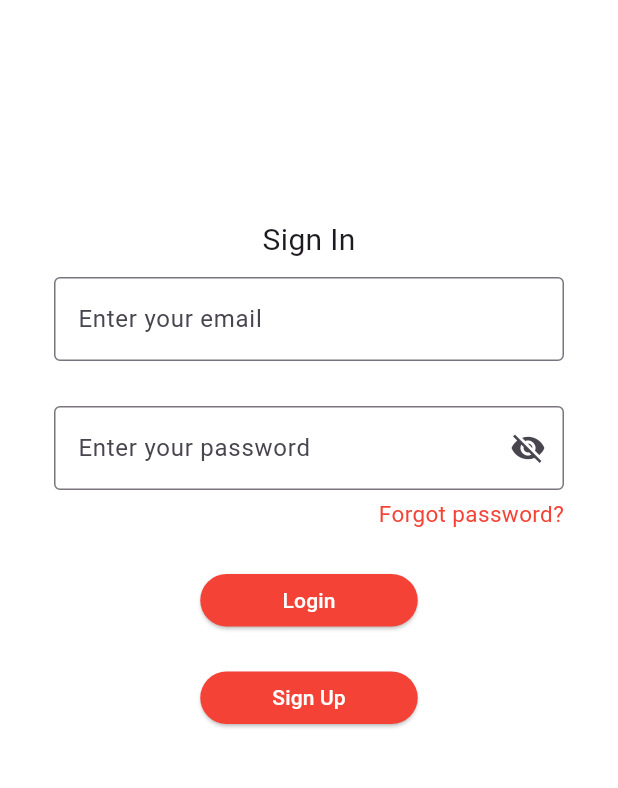
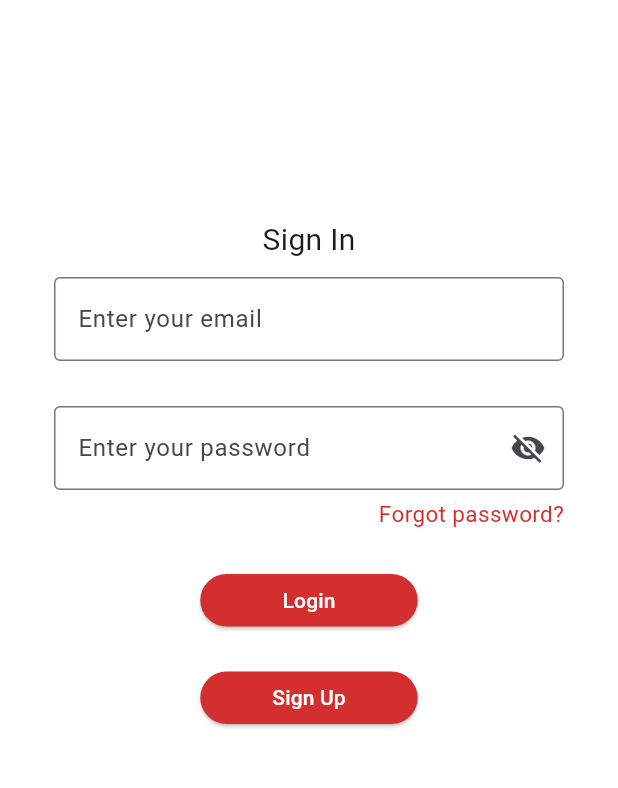
Before and after one commit to aysunay/stackedproject, a Flutter app: the screen it shows after launch, on a phone screen of 412 x 824 dp, the part 293-1081 px from its top. Run offline on Flutter 3.47's test engine with Material 3 defaults, Android fonts, the light colour scheme and no system bars; our stand-ins replace dio, freezed_annotation, retrofit, rxdart, stacked, stacked_services and 1 more; missing offline and left inert: signalr_netcore; accounts and stored records are empty; generated files the repository leaves out were written again; Roboto replaces fonts that are missing (OpenSans).

Commit message:
API interceptor, refresh, back button behaviors, and color styles have been updated.

```diff
--- a/lib/services/auth_service.dart
+++ b/lib/services/auth_service.dart
@@ -6,7 +6,9 @@ import 'package:stackedproject/model/user_model.dart';
 class AuthService {
   String? _token;
 
-  String? get token => _token;
+  Future<String?> getToken() async {
+    return _token;
+  }
 
   UserModel? _currentUser;
 
@@ -42,10 +44,8 @@ class AuthService {
           email: data['email'] ?? '',
           name: data['firstName'] ?? '',
         );
-
         return true;
       }
-
       return false;
     } catch (e) {
       log("Login error: $e");
--- a/lib/ui/views/card_list/card_list_view.dart
+++ b/lib/ui/views/card_list/card_list_view.dart
@@ -100,7 +100,7 @@ class CardListView extends SharedView<CardListViewModel> {
                       ),
                     ],
                   ),
-                  backgroundColor: Colors.white,
+                  backgroundColor: white,
                   subtitleWidget: null,
                   descriptionWidget: Text(
                     card.description ?? '-',
--- a/lib/ui/views/card_list/card_list_viewmodel.dart
+++ b/lib/ui/views/card_list/card_list_viewmodel.dart
@@ -21,7 +21,7 @@ class CardListViewModel extends StreamViewModel<List<OnTimeCardModel>> {
   Stream<List<OnTimeCardModel>> get stream => _cardService.cardStream;
 
   Future<void> refreshCards() async {
-    await _signalRService.invoke("RequestCards");
+    notifySourceChanged();
   }
 
   Future<void> _initSignalR() async {
--- a/lib/ui/views/login/login_view.dart
+++ b/lib/ui/views/login/login_view.dart
@@ -1,6 +1,9 @@
 import 'package:flutter/material.dart';
 import 'package:stacked/stacked.dart';
+import 'package:stackedproject/ui/common/app_colors.dart';
 import 'package:stackedproject/ui/views/login/login_viewmodel.dart';
+
+import '../../common/ui_helpers.dart';
 
 class LoginView extends StackedView<LoginViewModel> {
   const LoginView({super.key});
@@ -8,7 +11,7 @@ class LoginView extends StackedView<LoginViewModel> {
   @override
   Widget builder(BuildContext context, LoginViewModel viewModel, Widget? child) {
     return Scaffold(
-      backgroundColor: Colors.white70,
+      backgroundColor: white,
       body: Column(
         children: [
           Padding(
@@ -31,7 +34,7 @@ class LoginView extends StackedView<LoginViewModel> {
                     mainAxisAlignment: MainAxisAlignment.center,
                     children: [
                       const Text('Sign In', style: TextStyle(fontSize: 20)),
-                      const SizedBox(height: 10),
+                      verticalSpaceSmall,
                       Padding(
                         padding: const EdgeInsets.symmetric(horizontal: 5),
                         child: TextFormField(
@@ -48,7 +51,7 @@ class LoginView extends StackedView<LoginViewModel> {
                           },
                         ),
                       ),
-                      const SizedBox(height: 30),
+                      verticalSpaceMedium,
                       Padding(
                         padding: const EdgeInsets.symmetric(horizontal: 5),
                         child: Column(
@@ -74,13 +77,13 @@ class LoginView extends StackedView<LoginViewModel> {
                                 return null;
                               },
                             ),
-                            const SizedBox(height: 5),
+                            verticalSpaceTiny,
                             GestureDetector(
                               onTap: () {},
                               child: const Text(
                                 "Forgot password?",
                                 style: TextStyle(
-                                  color: Colors.red,
+                                  color: red,
                                   fontSize: 15,
                                 ),
                               ),
@@ -88,31 +91,27 @@ class LoginView extends StackedView<LoginViewModel> {
                           ],
                         ),
                       ),
-                      const SizedBox(height: 30),
+                      verticalSpaceMedium,
                       if (viewModel.isBusy)
                         const CircularProgressIndicator()
                       else ...[
-                        SizedBox(
-                          width: 145,
-                          height: 35,
+                        fixedSizeBox(
                           child: ElevatedButton(
                             onPressed: () async => await viewModel.login(),
                             style: ElevatedButton.styleFrom(
-                              backgroundColor: Colors.red,
-                              foregroundColor: Colors.white,
+                              backgroundColor: red,
+                              foregroundColor: white,
                             ),
                             child: const Text('Login'),
                           ),
                         ),
-                        const SizedBox(height: 30),
-                        SizedBox(
-                          width: 145,
-                          height: 35,
+                        verticalSpaceMedium,
+                        fixedSizeBox(
                           child: ElevatedButton(
                             onPressed: viewModel.isBusy ? null : () {},
                             style: ElevatedButton.styleFrom(
-                              backgroundColor: Colors.red,
-                              foregroundColor: Colors.white,
+                              backgroundColor: red,
+                              foregroundColor: white,
                             ),
                             child: const Text('Sign Up'),
                           ),
--- a/lib/ui/views/login/login_viewmodel.dart
+++ b/lib/ui/views/login/login_viewmodel.dart
@@ -36,7 +36,6 @@ class LoginViewModel extends BaseViewModel {
         duration: const Duration(seconds: 2),
       );
 
-      // TODO: navigaton service kullanarak sayfa değişimi yapılacak
       await Future.delayed(const Duration(seconds: 1));
       _navigationService.replaceWithCardListView();
     } else {
--- a/lib/ui/views/my_profile/my_profile_view.dart
+++ b/lib/ui/views/my_profile/my_profile_view.dart
@@ -1,5 +1,6 @@
 import 'package:flutter/material.dart';
 import 'package:stackedproject/ui/views/shared/shared_view.dart';
+import '../../common/app_colors.dart';
 import 'my_profile_viewmodel.dart';
 
 class MyProfileView extends SharedView<MyProfileViewModel> {
@@ -10,18 +11,16 @@ class MyProfileView extends SharedView<MyProfileViewModel> {
 
   @override
   List<Widget> get leftIcons => [
-        const BackButton(color: Colors.black),
+        const BackButton(color: black),
       ];
 
   @override
-  List<Widget> buildActions(
-      BuildContext context, MyProfileViewModel viewModel) {
+  List<Widget> buildActions(BuildContext context, MyProfileViewModel viewModel) {
     return [];
   }
 
   @override
-  MyProfileViewModel viewModelBuilder(BuildContext context) =>
-      MyProfileViewModel();
+  MyProfileViewModel viewModelBuilder(BuildContext context) => MyProfileViewModel();
 
   @override
   Widget buildBody(BuildContext context, MyProfileViewModel viewModel) {
@@ -32,14 +31,11 @@ class MyProfileView extends SharedView<MyProfileViewModel> {
         children: [
           const CircleAvatar(
             radius: 50,
-            backgroundImage:
-                NetworkImage('https://randomuser.me/api/portraits/women/1.jpg'),
+            backgroundImage: NetworkImage('https://randomuser.me/api/portraits/women/1.jpg'),
           ),
           const SizedBox(height: 16),
-          const Text('Jenny Wilson',
-              style: TextStyle(fontSize: 24, fontWeight: FontWeight.bold)),
-          const Text('Female · 78 Years',
-              style: TextStyle(fontSize: 16, color: Colors.grey)),
+          const Text('Jenny Wilson', style: TextStyle(fontSize: 24, fontWeight: FontWeight.bold)),
+          const Text('Female · 78 Years', style: TextStyle(fontSize: 16, color: gray)),
           const SizedBox(height: 24),
           const Row(
             mainAxisAlignment: MainAxisAlignment.spaceEvenly,
@@ -83,8 +79,7 @@ class MyProfileView extends SharedView<MyProfileViewModel> {
     );
   }
 
-  Widget _infoCard(
-      {required IconData icon, required String title, String? subtitle}) {
+  Widget _infoCard({required IconData icon, required String title, String? subtitle}) {
     return Card(
       margin: const EdgeInsets.symmetric(vertical: 6),
       child: ListTile(
--- a/lib/ui/views/my_team/my_team_view.dart
+++ b/lib/ui/views/my_team/my_team_view.dart
@@ -1,5 +1,6 @@
 import 'package:flutter/material.dart';
 import 'package:stackedproject/ui/views/shared/shared_view.dart';
+import '../../common/app_colors.dart';
 import 'my_team_viewmodel.dart';
 
 class MyTeamView extends SharedView<MyTeamViewModel> {
@@ -52,7 +53,7 @@ class MyTeamView extends SharedView<MyTeamViewModel> {
             subtitle: Text("Role: ${tech.role}"),
             trailing: viewModel.isTeamLeader
                 ? IconButton(
-                    icon: const Icon(Icons.delete, color: Colors.red),
+                    icon: const Icon(Icons.delete, color: red),
                     onPressed: () {},
                     // onPressed: () => viewModel.removeTechnician(tech.id),
                   )
```
Also changed, not shown: lib/services/api_interceptor.dart (+19 -6 lines), lib/ui/dialogs/info_alert/info_alert_dialog.dart (+5 -6 lines), lib/ui/dialogs/remove_technician/remove_technician_dialog.dart (+4 -4 lines), lib/ui/views/shared/shared_view.dart (+6 -8 lines).
